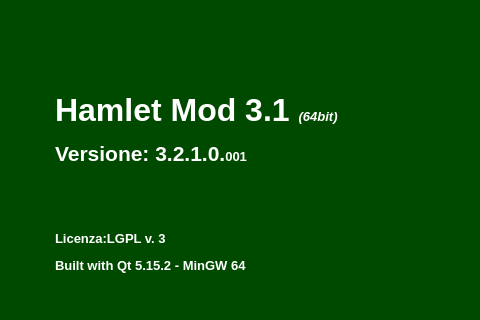
Before: the Qt Designer form mainwindow.ui in fblabs/hamlet-mod-sancon, drawn with Qt 5; both pictures show x 442 to 922 and y 0 to 320 of the 1156 by 831 pixel window.
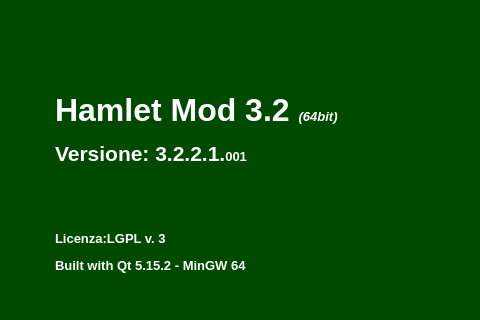
After: the same form once the commit is applied. Icons and pictures are not drawn.

Patch:
```diff
--- a/mainwindow.ui
+++ b/mainwindow.ui
@@ -492,7 +492,7 @@
          <enum>QFrame::NoFrame</enum>
         </property>
         <property name="text">
-         <string>&lt;html&gt;&lt;head/&gt;&lt;body&gt;&lt;p&gt;&lt;span style=&quot; font-size:24pt; font-weight:600;&quot;&gt;Hamlet Mod 3.1 &lt;/span&gt;&lt;span style=&quot; font-size:10pt; font-weight:600; font-style:italic;&quot;&gt;(64bit)&lt;/span&gt;&lt;/p&gt;&lt;p&gt;&lt;span style=&quot; font-size:16pt; font-weight:600;&quot;&gt;Versione: 3.2.1.0.&lt;/span&gt;&lt;span style=&quot; font-size:10pt; font-weight:600;&quot;&gt;001&lt;/span&gt;&lt;br/&gt;&lt;/p&gt;&lt;p&gt;&lt;br/&gt;&lt;/p&gt;&lt;p&gt;&lt;span style=&quot; font-size:10pt; font-weight:600;&quot;&gt;Licenza:LGPL v. 3&lt;/span&gt;&lt;/p&gt;&lt;p&gt;&lt;span style=&quot; font-size:10pt; font-weight:600;&quot;&gt;Built with Qt 5.15.2 - MinGW 64&lt;/span&gt;&lt;/p&gt;&lt;p&gt;&lt;br/&gt;&lt;/p&gt;&lt;p&gt;&lt;br/&gt;&lt;/p&gt;&lt;p&gt;&lt;span style=&quot; font-size:10pt;&quot;&gt;© FBLABS 2015-2022&lt;/span&gt;&lt;/p&gt;&lt;p&gt;&lt;a href=&quot;￼￼https://github.com/fblabs/hamlet-mod-sancon&quot;&gt;&lt;span style=&quot; font-size:10pt; font-weight:600; text-decoration: underline; color:#aaffff;&quot;&gt;Sorgenti (github)&lt;/span&gt;&lt;/a&gt;&lt;/p&gt;&lt;/body&gt;&lt;/html&gt;</string>
+         <string>&lt;html&gt;&lt;head/&gt;&lt;body&gt;&lt;p&gt;&lt;span style=&quot; font-size:24pt; font-weight:600;&quot;&gt;Hamlet Mod 3.2 &lt;/span&gt;&lt;span style=&quot; font-size:10pt; font-weight:600; font-style:italic;&quot;&gt;(64bit)&lt;/span&gt;&lt;/p&gt;&lt;p&gt;&lt;span style=&quot; font-size:16pt; font-weight:600;&quot;&gt;Versione: 3.2.2.1.&lt;/span&gt;&lt;span style=&quot; font-size:10pt; font-weight:600;&quot;&gt;001&lt;/span&gt;&lt;br/&gt;&lt;/p&gt;&lt;p&gt;&lt;br/&gt;&lt;/p&gt;&lt;p&gt;&lt;span style=&quot; font-size:10pt; font-weight:600;&quot;&gt;Licenza:LGPL v. 3&lt;/span&gt;&lt;/p&gt;&lt;p&gt;&lt;span style=&quot; font-size:10pt; font-weight:600;&quot;&gt;Built with Qt 5.15.2 - MinGW 64&lt;/span&gt;&lt;/p&gt;&lt;p&gt;&lt;br/&gt;&lt;/p&gt;&lt;p&gt;&lt;br/&gt;&lt;/p&gt;&lt;p&gt;&lt;span style=&quot; font-size:10pt;&quot;&gt;© FBLABS 2015-2022&lt;/span&gt;&lt;/p&gt;&lt;p&gt;&lt;a href=&quot;￼￼https://github.com/fblabs/hamlet-mod-sancon&quot;&gt;&lt;span style=&quot; font-size:10pt; font-weight:600; text-decoration: underline; color:#aaffff;&quot;&gt;Sorgenti (github)&lt;/span&gt;&lt;/a&gt;&lt;/p&gt;&lt;/body&gt;&lt;/html&gt;</string>
         </property>
         <property name="scaledContents">
          <bool>false</bool>
```
